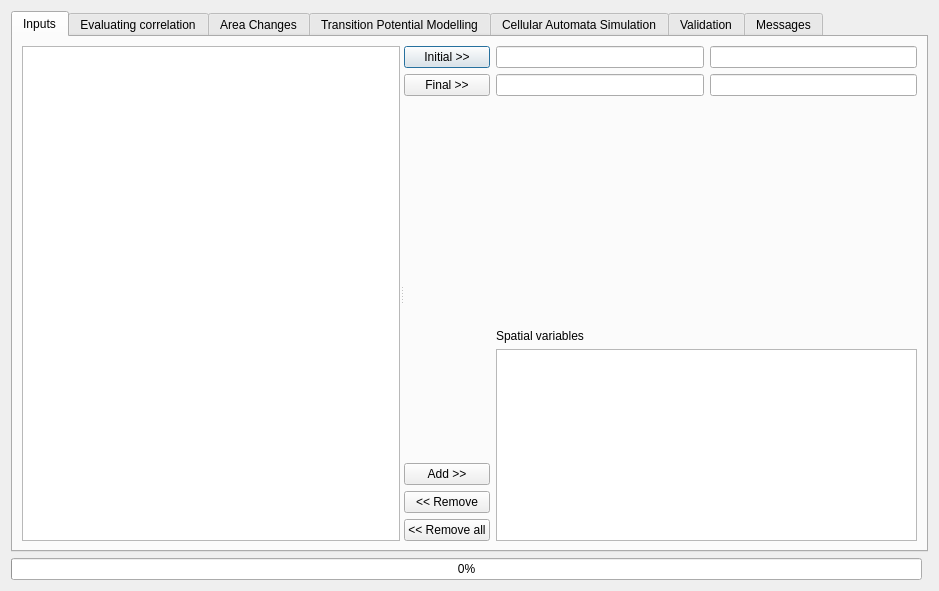
Before: the Qt Designer form ui/moluscedialogbase.ui in nextgis/qgis_molusce, drawn with Qt 5.
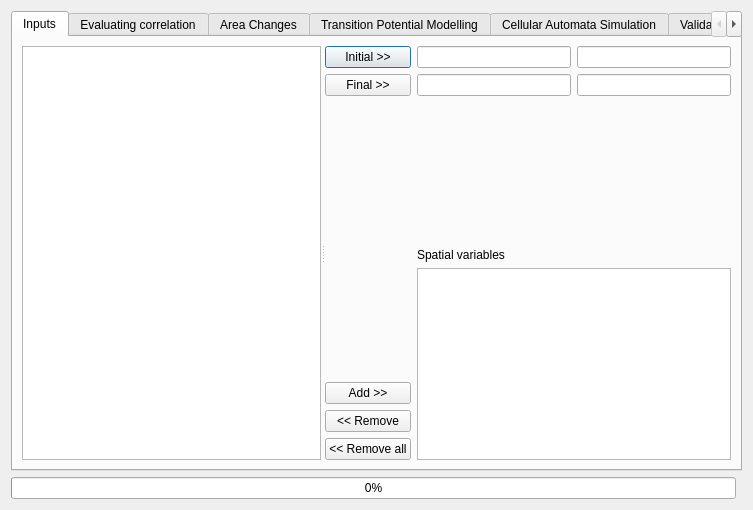
After: the same form once the commit is applied. Custom widgets are drawn as their Qt base class.

Commit message: add/remove multiple factors at once

The edit to the form file:
```diff
--- a/ui/moluscedialogbase.ui
+++ b/ui/moluscedialogbase.ui
@@ -6,8 +6,8 @@
    <rect>
     <x>0</x>
     <y>0</y>
-    <width>939</width>
-    <height>591</height>
+    <width>753</width>
+    <height>510</height>
    </rect>
   </property>
   <property name="windowTitle">
```
Left out of the diff: 6 changed lines with no effect on the pictures. The commit also changes 1 other file.
